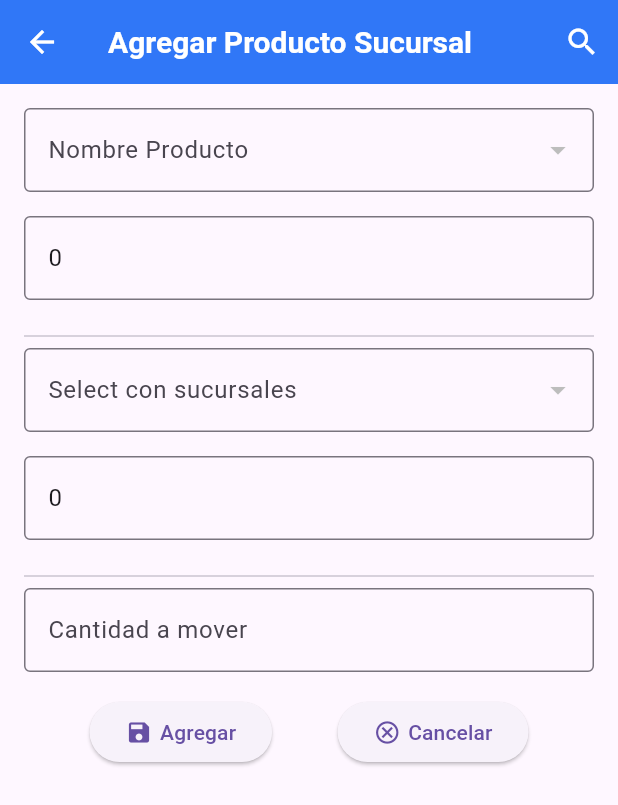
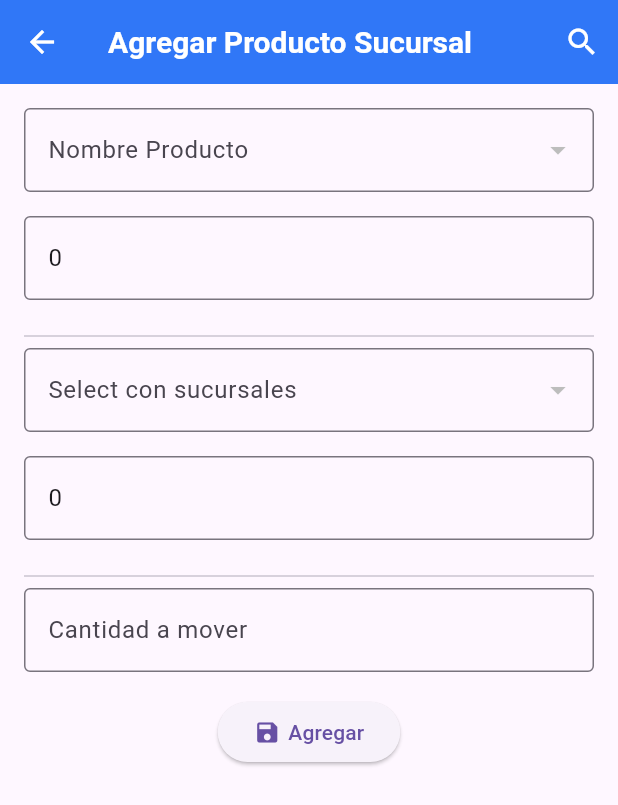
Before and after one commit to jcesarcr014/vende_facil_app, a Flutter app: the AgregarProductoSucursal screen opened by its route, on a phone screen of 412 x 824 dp. Shown: the top 805 px of the screen. Run offline on Flutter 3.47's test engine with Material 3 defaults, Android fonts, the phone set to English and light mode, and no system bars; our stand-ins replace image_picker, internet_connection_checker, shared_preferences, sqflite; missing offline and left inert: mime_type, openpay_bbva, simple_barcode_scanner; accounts and stored records are empty; network calls fail.

Commit message:
Solucionando error de navegación

```diff
--- a/lib/screens/productos/agregar_producto_sucursal.dart
+++ b/lib/screens/productos/agregar_producto_sucursal.dart
@@ -306,22 +306,6 @@ class _AgregarProductoSucursalState extends State<AgregarProductoSucursal> {
                           ],
                         ),
                       ),
-                      ElevatedButton(
-                        onPressed: () => Navigator.pushReplacementNamed(
-                            context, 'products-menu'),
-                        child: const Row(
-                          mainAxisAlignment: MainAxisAlignment.center,
-                          children: [
-                            Icon(Icons.cancel_outlined),
-                            SizedBox(
-                              width: 5,
-                            ),
-                            Text(
-                              'Cancelar',
-                            ),
-                          ],
-                        ),
-                      ),
                     ],
                   ),
                 ],
```
Also changed, not shown: lib/screens/productos/agregar_producto.dart (+5 -44 lines), lib/screens/productos/eliminar_producto_sucursal.dart (+1 -16 lines).
